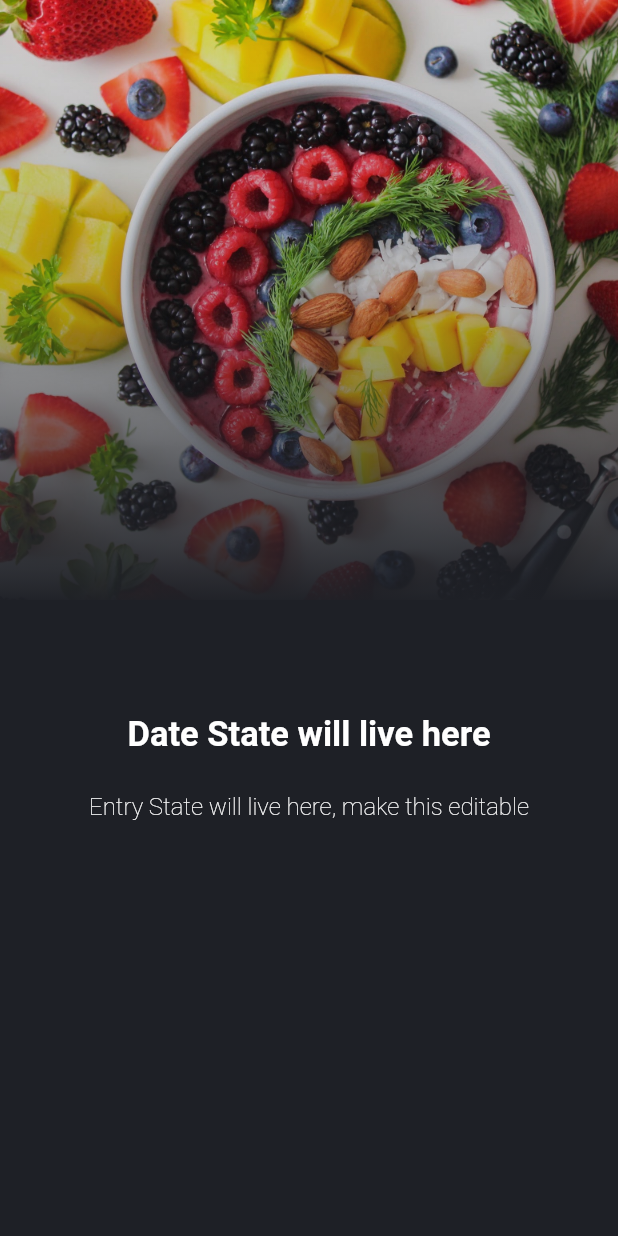
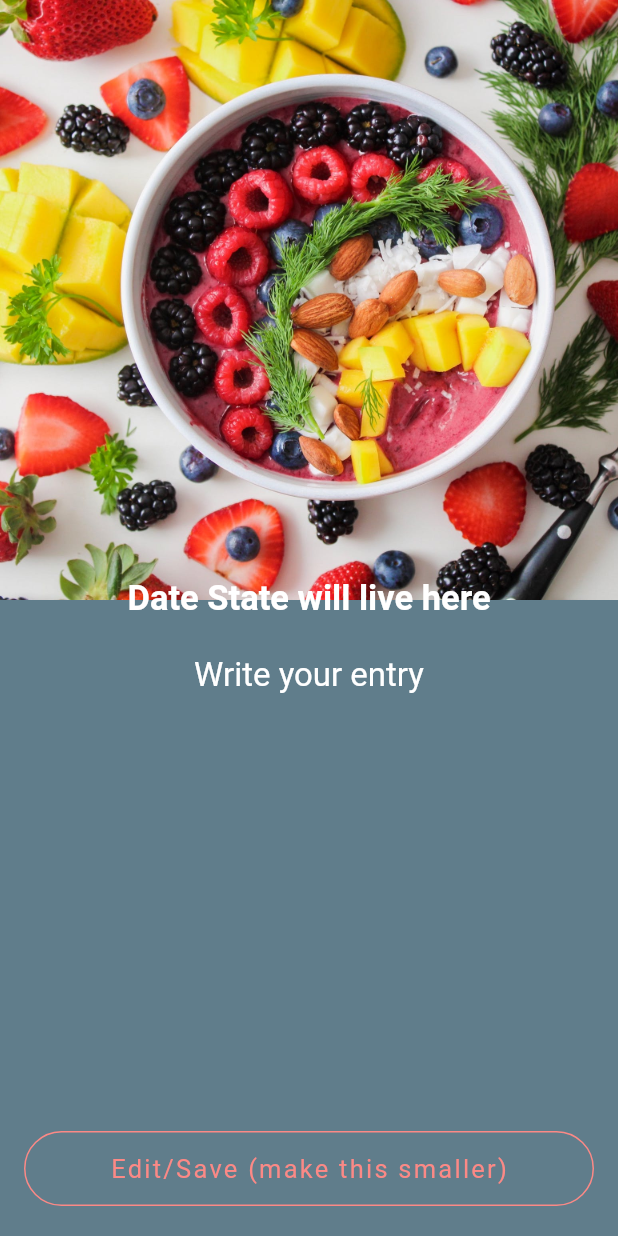
Before and after one commit to wardsquid/journal, a Flutter app: the DiaryEntryView screen opened directly, on a phone screen of 412 x 824 dp. Run offline on Flutter 3.47's test engine with Material 2 defaults, Android fonts, the phone set to English and light mode, and no system bars; our stand-ins replace firebase_auth, firebase_core, google_sign_in; accounts and stored records are empty; Roboto replaces fonts that are missing (Poppins, Sofia).

Commit message:
updated diary entry view, still WIP

```diff
--- a/lib/DiaryEntryView.dart
+++ b/lib/DiaryEntryView.dart
@@ -12,7 +12,50 @@ class _DiaryEntryViewState extends State<DiaryEntryView> {
   final int _numPages = 3;
   final PageController _pageController = PageController(initialPage: 0);
   int _currentPage = 0;
-/*
+  String textContent = "";
+  String initialText = "Write your entry";
+  bool _isEditingText = false;
+  TextEditingController _editingController;
+
+  @override
+  void initState() {
+    super.initState();
+    _editingController = TextEditingController(text: textContent);
+  }
+
+  @override
+  void dispose() {
+    _editingController.dispose();
+    super.dispose();
+  }
+
+  Widget _editTextField() {
+    if (_isEditingText)
+      return TextField(
+        onChanged: (newValue) {
+          setState(() {
+            textContent = newValue;
+          });
+        },
+        // decoration: InputDecoration(
+        //   border: InputBorder.none,
+        //   hintText: 'Write your entry',
+        //   // color: Colors.white,
+        //   // fontSize: 24.0,
+        // ),
+        autofocus: true,
+        controller: _editingController,
+      );
+    return Text(
+          initialText,
+          style: TextStyle(
+            color: Colors.white,
+            fontSize: 22.0,
+          ),
+        );
+  }
+
+  /*
   List<Widget> _buildPageIndicator() {
     List<Widget> list = [];
     for (int i = 0; i < _numPages; i++) {
@@ -20,6 +63,7 @@ class _DiaryEntryViewState extends State<DiaryEntryView> {
     }
     return list;
   }
+
 */
   Widget _indicator(bool isActive) {
     return AnimatedContainer(
@@ -28,7 +72,7 @@ class _DiaryEntryViewState extends State<DiaryEntryView> {
       height: 5.0,
       width: isActive ? 24.0 : 16.0,
       decoration: BoxDecoration(
-        color: isActive ? Color(0xFFFB8986) : Colors.white,
+        color: /*isActive ? Color(0xFFFB8986) :*/ Colors.white,
         borderRadius: BorderRadius.all(Radius.circular(12)),
       ),
     );
@@ -42,20 +86,20 @@ class _DiaryEntryViewState extends State<DiaryEntryView> {
         fontFamily: "Sofia",
         fontWeight: FontWeight.w600,
         fontSize: 23.0,
-        color: Colors.white);
+        color: Colors.white); // h1 text color
 
     var _textH2 = TextStyle(
         fontFamily: "Sofia",
         fontWeight: FontWeight.w200,
         fontSize: 16.0,
-        color: Colors.white);
+        color: Colors.white); // h2 text color
 
     return Scaffold(
       body: AnnotatedRegion<SystemUiOverlayStyle>(
         value: SystemUiOverlayStyle.light,
         child: Container(
           decoration: BoxDecoration(
-            color: Color(0xFF1E2026),
+            color: Colors.blueGrey, // background color
           ),
           child: Stack(
             children: <Widget>[
@@ -80,8 +124,12 @@ class _DiaryEntryViewState extends State<DiaryEntryView> {
                           fit: BoxFit.cover,
                         ),
                         Container(
+                          //color: Colors.blueGrey,
                           margin:
-                              EdgeInsets.only(top: 0.0, bottom: _height / 3.8),
+                              EdgeInsets.only(top: 0.0, bottom: _height / 2.25),
+
+                          /*
+                          // uncomment to fade bottom part of picture
                           decoration: BoxDecoration(
                             gradient: LinearGradient(
                               begin: FractionalOffset(0.0, 0.0),
@@ -95,11 +143,12 @@ class _DiaryEntryViewState extends State<DiaryEntryView> {
                               ],
                             ),
                           ),
+                          */
                         ),
                         Align(
                           alignment: FractionalOffset.center,
                           child: Padding(
-                            padding: const EdgeInsets.only(top: 200.0),
+                            padding: const EdgeInsets.only(top: 25.0),
                             child: Column(
                               mainAxisAlignment: MainAxisAlignment.center,
                               crossAxisAlignment: CrossAxisAlignment.center,
@@ -112,11 +161,22 @@ class _DiaryEntryViewState extends State<DiaryEntryView> {
                                 Padding(
                                   padding: const EdgeInsets.only(
                                       left: 15.0, right: 15.0),
-                                  child: Text(
-                                    'Entry State will live here, make this editable',
-                                    textAlign: TextAlign.center,
-                                    style: _textH2,
-                                  ),
+                                  child: _editTextField(),
+                                  // TextField(
+                                  //   onChanged: (text) {
+                                  //     print("First text field: $text");
+                                  //     setState(() {
+                                  //       textContent = text;
+                                  //     });
+                                  //   },
+                                  //   // decoration: InputDecoration(
+                                  //   //   border: InputBorder.none,
+                                  //   //   hintText: 'Write your entry',
+                                  //   //   // 'Entry State will live here, make this editable',
+                                  //   //   // textAlign: TextAlign.center,
+                                  //   //   // style: _textH2,
+                                  //   // ),
+                                  // ),
                                 ),
                               ],
                             ),
@@ -124,128 +184,18 @@ class _DiaryEntryViewState extends State<DiaryEntryView> {
                         ),
                       ],
                     ),
-                    /*
-                    Stack(
-                      children: <Widget>[
-                        Image(
-                          image: AssetImage(
-                              'assets/Template1/image/onBoarding2.jpeg'),
-                          height: 400.0,
-                          width: double.infinity,
-                          fit: BoxFit.cover,
-                        ),
-                        Container(
-                          margin:
-                              EdgeInsets.only(top: 0.0, bottom: _height / 3.8),
-                          decoration: BoxDecoration(
-                            gradient: LinearGradient(
-                              begin: FractionalOffset(0.0, 0.0),
-                              end: FractionalOffset(0.0, 1.0),
-                              // stops: [0.0, 1.0],
-                              colors: <Color>[
-                                Color(0xFF1E2026).withOpacity(0.1),
-                                Color(0xFF1E2026).withOpacity(0.3),
-                                Color(0xFF1E2026),
-                                Color(0xFF1E2026),
-                              ],
-                            ),
-                          ),
-                        ),
-                        Align(
-                          alignment: FractionalOffset.center,
-                          child: Padding(
-                            padding: const EdgeInsets.only(top: 245.0),
-                            child: Column(
-                              mainAxisAlignment: MainAxisAlignment.center,
-                              crossAxisAlignment: CrossAxisAlignment.center,
-                              children: <Widget>[
-                                Text(
-                                  'Live your life smarter',
-                                  style: _textH1,
-                                ),
-                                SizedBox(height: 35.0),
-                                Padding(
-                                  padding: const EdgeInsets.only(
-                                      left: 15.0, right: 15.0),
-                                  child: Text(
-                                    'Lorem ipsum dolor sit amet, consect adipiscing elit, sed do eiusmod tempor incididunt ut labore et.',
-                                    textAlign: TextAlign.center,
-                                    style: _textH2,
-                                  ),
-                                ),
-                              ],
-                            ),
-                          ),
-                        ),
-                      ],
-                    ),
-                    Stack(
-                      children: <Widget>[
-                        Image(
-                          image: AssetImage(
-                              'assets/Template1/image/onBoarding3.jpeg'),
-                          height: 400.0,
-                          width: double.infinity,
-                          fit: BoxFit.cover,
-                        ),
-                        Container(
-                          margin:
-                              EdgeInsets.only(top: 0.0, bottom: _height / 3.8),
-                          decoration: BoxDecoration(
-                            gradient: LinearGradient(
-                              begin: FractionalOffset(0.0, 0.0),
-                              end: FractionalOffset(0.0, 1.0),
-                              // stops: [0.0, 1.0],
-                              colors: <Color>[
-                                Color(0xFF1E2026).withOpacity(0.1),
-                                Color(0xFF1E2026).withOpacity(0.3),
-                                Color(0xFF1E2026),
-                                Color(0xFF1E2026),
-                              ],
-                            ),
-                          ),
-                        ),
-                        Align(
-                          alignment: FractionalOffset.center,
-                          child: Padding(
-                            padding: const EdgeInsets.only(top: 245.0),
-                            child: Column(
-                              mainAxisAlignment: MainAxisAlignment.center,
-                              crossAxisAlignment: CrossAxisAlignment.center,
-                              children: <Widget>[
-                                Text(
-                                  'Live your life smarter',
-                                  style: _textH1,
-                                ),
-                                SizedBox(height: 35.0),
-                                Padding(
-                                  padding: const EdgeInsets.only(
-                                      left: 15.0, right: 15.0),
-                                  child: Text(
-                                    'Lorem ipsum dolor sit amet, consect adipiscing elit, sed do eiusmod tempor incididunt ut labore et.',
-                                    textAlign: TextAlign.center,
-                                    style: _textH2,
-                                  ),
-                                ),
-                              ],
-                            ),
-                          ),
-                        ),
-                      ],
-                    ),
-                  */
                   ],
                 ),
               ),
-              /*
+
               Align(
                 alignment: FractionalOffset.center,
                 child: Padding(
-                  padding: const EdgeInsets.only(top: 470.0),
-                  child: Row(
-                    mainAxisAlignment: MainAxisAlignment.center,
-                    children: _buildPageIndicator(),
-                  ),
+                  padding: const EdgeInsets.only(top: 270.0),
+                  //child: Row(
+                  //mainAxisAlignment: MainAxisAlignment.center,
+                  //children: _buildPageIndicator(),
+                  //),
                 ),
               ),
               _currentPage != _numPages - 1
@@ -253,10 +203,17 @@ class _DiaryEntryViewState extends State<DiaryEntryView> {
                       alignment: FractionalOffset.bottomRight,
                       child: FlatButton(
                           onPressed: () {
-                            _pageController.nextPage(
-                              duration: Duration(milliseconds: 500),
-                              curve: Curves.ease,
-                            );
+                            setState(() {
+                              if(_isEditingText) {
+                                _isEditingText = false;
+                              } else {
+                                _isEditingText = true;
+                              }
+                            });
+                            // _pageController.nextPage(
+                            //   duration: Duration(milliseconds: 500),
+                            //   curve: Curves.ease,
+                            // );
                           },
                           child: Padding(
                             padding: const EdgeInsets.only(bottom: 20.0),
@@ -264,11 +221,15 @@ class _DiaryEntryViewState extends State<DiaryEntryView> {
                               height: 50.0,
                               decoration: BoxDecoration(
                                   borderRadius: BorderRadius.circular(30.0),
-                                  color: Colors.transparent,
-                                  border: Border.all(color: Color(0xFFFB8986))),
+                                  color: Colors
+                                      .transparent, // background button color
+                                  border: Border.all(
+                                      color: Color(
+                                          0xFFFB8986)) // all border colors
+                                  ),
                               child: Center(
                                   child: Text(
-                                "Continue",
+                                "Edit/Save (make this smaller)",
                                 style: TextStyle(
                                     color: Color(0xFFFB8986),
                                     fontSize: 17.0,
@@ -280,45 +241,11 @@ class _DiaryEntryViewState extends State<DiaryEntryView> {
                           )),
                     )
                   : Text(''),
-                  */
+              //*/
             ],
           ),
         ),
       ),
-      /*
-      bottomSheet: _currentPage == _numPages - 1
-          ? InkWell(
-              onTap: () {
-                // Navigator.of(context).pushReplacement(PageRouteBuilder(
-                // pageBuilder: (_, __, ___) => new chooseLogin()));
-              },
-              child: Container(
-                height: 60.0,
-                width: double.infinity,
-                decoration: BoxDecoration(
-                  gradient: LinearGradient(
-                    colors: <Color>[
-                      Color(0xFFFEE140),
-                      Color(0xFFFA709A),
-                    ],
-                  ),
-                ),
-                child: Center(
-                  child: Text(
-                    'Get started',
-                    style: TextStyle(
-                      color: Colors.white,
-                      fontSize: 19.0,
-                      letterSpacing: 1.2,
-                      fontWeight: FontWeight.w500,
-                      fontFamily: "Poppins",
-                    ),
-                  ),
-                ),
-              ),
-            )
-          : Text(''),
-          */
     );
   }
 }
```
